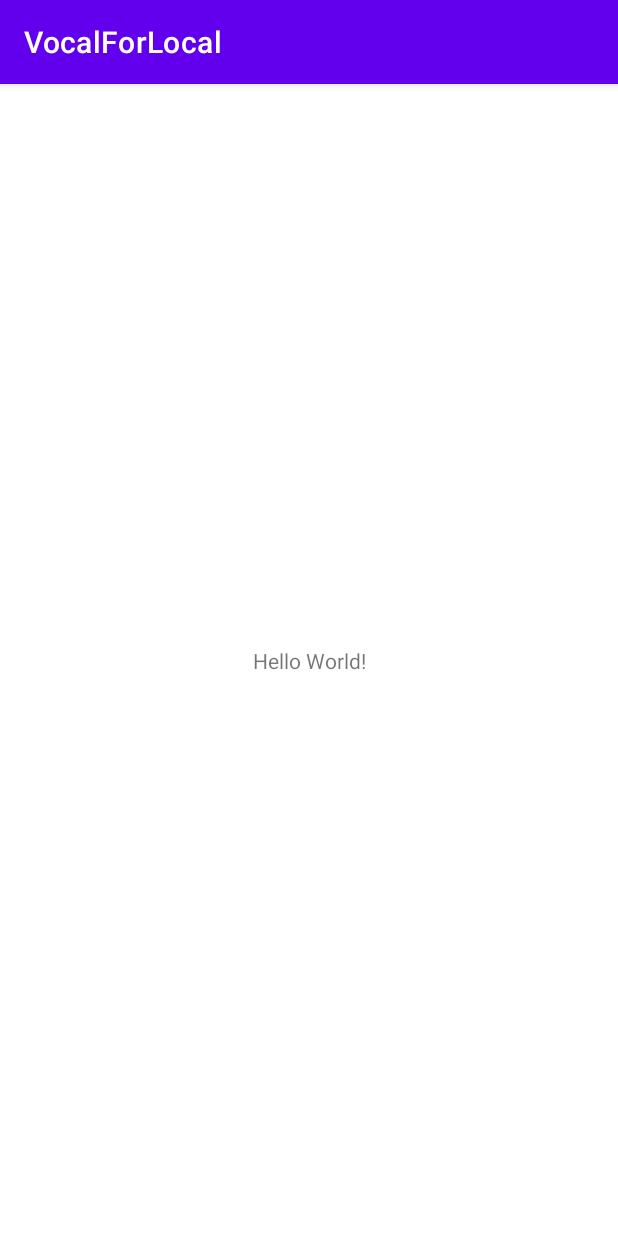
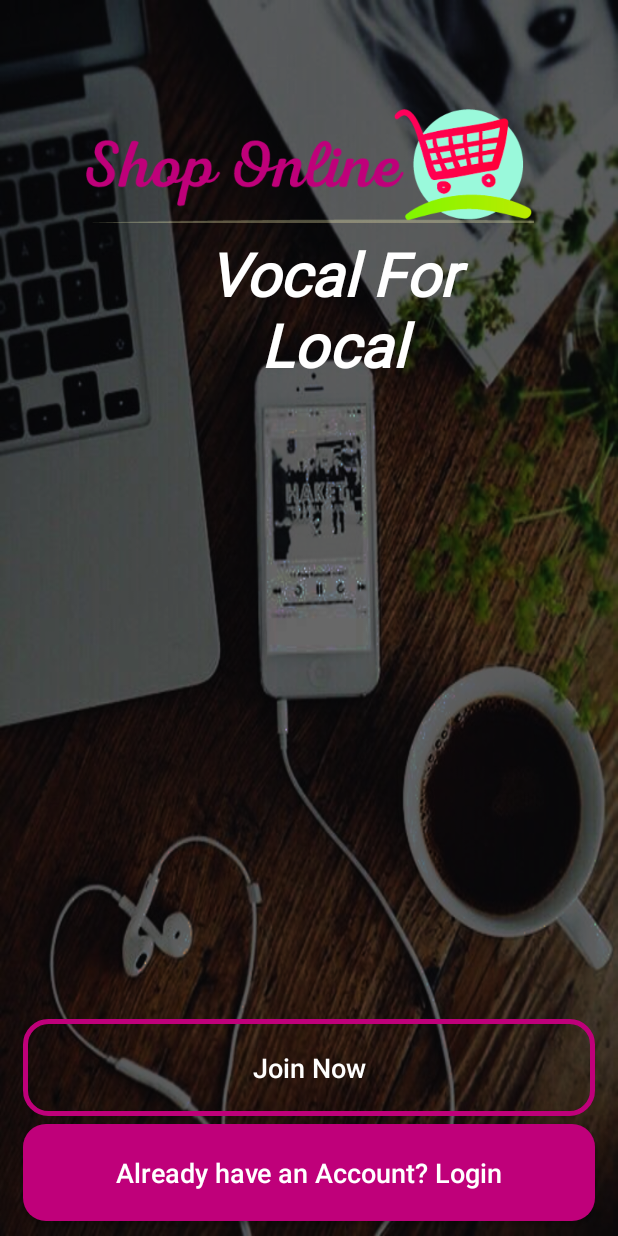
Before and after one commit to Debasis56/VocalForLocalAndroidApp, an Android app: the screen it shows after launch (MainActivity), on a phone screen of 412 x 824 dp. Run offline under Robolectric (Android 15) with nearby library versions, the phone set to English and light mode, and no system bars.

Commit message:
Login Screens Added

```diff
--- a/app/src/main/AndroidManifest.xml
+++ b/app/src/main/AndroidManifest.xml
@@ -10,6 +10,9 @@
         android:supportsRtl="true"
         android:theme="@style/Theme.VocalForLocal">
         <activity
+            android:name=".LoginActivity"
+            android:exported="false" />
+        <activity
             android:name=".MainActivity"
             android:exported="true">
             <intent-filter>
--- a/app/src/main/java/com/example/android/vocalforlocal/MainActivity.java
+++ b/app/src/main/java/com/example/android/vocalforlocal/MainActivity.java
@@ -2,13 +2,28 @@ package com.example.android.vocalforlocal;
 
 import androidx.appcompat.app.AppCompatActivity;
 
+import android.content.Intent;
 import android.os.Bundle;
+import android.view.View;
+import android.widget.Button;
 
 public class MainActivity extends AppCompatActivity {
+
+    private Button joinNowButton, loginButton;
 
     @Override
     protected void onCreate(Bundle savedInstanceState) {
         super.onCreate(savedInstanceState);
         setContentView(R.layout.activity_main);
+        joinNowButton = (Button) findViewById(R.id.main_join_now_btn);
+        loginButton = (Button) findViewById(R.id.main_login_btn);
+
+        loginButton.setOnClickListener(new View.OnClickListener() {
+            @Override
+            public void onClick(View v) {
+                Intent intent = new Intent(MainActivity.this, LoginActivity.class);
+                startActivity(intent);
+            }
+        });
     }
 }
--- /dev/null
+++ b/app/src/main/res/drawable/buttons.xml
@@ -0,0 +1,10 @@
+<?xml version="1.0" encoding="utf-8"?>
+<shape xmlns:android="http://schemas.android.com/apk/res/android">
+    <solid
+        android:color="@color/colorPrimaryDark">
+
+    </solid>
+    <corners
+        android:radius="15dp"></corners>
+
+</shape>
--- /dev/null
+++ b/app/src/main/res/drawable/input_design.xml
@@ -0,0 +1,9 @@
+<?xml version="1.0" encoding="utf-8"?>
+<shape xmlns:android="http://schemas.android.com/apk/res/android">
+<stroke
+    android:color="@color/colorPrimaryDark"
+    android:width="3dp"
+    >
+</stroke>
+    <corners android:radius="15dp"></corners>
+</shape>
--- /dev/null
+++ b/app/src/main/res/font/nexa.xml
@@ -0,0 +1,8 @@
+<?xml version="1.0" encoding="utf-8"?>
+<font-family xmlns:android="http://schemas.android.com/apk/res/android">
+    <font
+        android:fontStyle="normal"
+        android:fontWeight="400"
+        android:font="@font/nexatrialblack" />
+
+</font-family>
--- a/app/src/main/res/layout/activity_main.xml
+++ b/app/src/main/res/layout/activity_main.xml
@@ -1,18 +1,64 @@
 <?xml version="1.0" encoding="utf-8"?>
-<androidx.constraintlayout.widget.ConstraintLayout xmlns:android="http://schemas.android.com/apk/res/android"
+<RelativeLayout xmlns:android="http://schemas.android.com/apk/res/android"
     xmlns:app="http://schemas.android.com/apk/res-auto"
     xmlns:tools="http://schemas.android.com/tools"
     android:layout_width="match_parent"
     android:layout_height="match_parent"
+    android:background="@drawable/welcome"
     tools:context=".MainActivity">
+    <ImageView
+        android:layout_width="300dp"
+        android:layout_height="100dp"
+        android:id="@+id/app_logo"
+        android:layout_centerHorizontal="true"
+        android:layout_marginTop="60dp"
+        android:src="@drawable/applogo"
+        />
 
     <TextView
-        android:layout_width="wrap_content"
+        android:id="@+id/app_slogan"
+        android:layout_width="220dp"
         android:layout_height="wrap_content"
-        android:text="Hello World!"
-        app:layout_constraintBottom_toBottomOf="parent"
-        app:layout_constraintLeft_toLeftOf="parent"
-        app:layout_constraintRight_toRightOf="parent"
-        app:layout_constraintTop_toTopOf="parent" />
+        android:layout_alignParentTop="true"
+        android:layout_alignParentEnd="true"
+        android:layout_marginTop="155dp"
+        android:layout_marginEnd="80dp"
+        android:fontFamily="@font/nexa"
+        android:text="Vocal For Local"
+        android:textAlignment="center"
+        android:textColor="@color/white"
+        android:textSize="40sp"
+        android:textStyle="bold|italic" />
+    <Button
+        android:id="@+id/main_login_btn"
+        android:layout_alignParentBottom="true"
+        android:layout_alignParentStart="true"
+        android:layout_marginBottom="10dp"
+        android:layout_marginLeft="15dp"
+        android:layout_marginRight="15dp"
+        android:background="@drawable/buttons"
+        android:padding="20dp"
+        android:textAllCaps="false"
+        android:textSize="18sp"
+        android:text="Already have an Account? Login"
+        android:textColor="@color/white"
+        android:layout_width="match_parent"
+        android:layout_height="wrap_content"/>
+    <Button
+        android:id="@+id/main_join_now_btn"
+        android:layout_above="@+id/main_login_btn"
+        android:layout_marginBottom="5dp"
+        android:layout_marginLeft="15dp"
+        android:layout_marginRight="15dp"
+        android:background="@drawable/input_design"
+        android:padding="20dp"
+        android:textAllCaps="false"
+        android:textSize="18sp"
+        android:text="Join Now"
+        android:textColor="@color/white"
+        android:layout_width="match_parent"
+        android:layout_height="wrap_content"/>
 
-</androidx.constraintlayout.widget.ConstraintLayout>
+
+
+</RelativeLayout>
--- a/app/src/main/res/values/colors.xml
+++ b/app/src/main/res/values/colors.xml
@@ -7,4 +7,7 @@
     <color name="teal_700">#FF018786</color>
     <color name="black">#FF000000</color>
     <color name="white">#FFFFFFFF</color>
+    <color name="colorPrimary">#BF007A</color>
+    <color name="colorPrimaryDark">#BF007A</color>
+    <color name="colorAccent">#FF4081</color>
 </resources>
--- a/app/src/main/res/values/themes.xml
+++ b/app/src/main/res/values/themes.xml
@@ -1,9 +1,10 @@
 <resources xmlns:tools="http://schemas.android.com/tools">
     <!-- Base application theme. -->
-    <style name="Theme.VocalForLocal" parent="Theme.MaterialComponents.DayNight.DarkActionBar">
+    <style name="Theme.VocalForLocal" parent="Theme.AppCompat.DayNight.NoActionBar">
         <!-- Primary brand color. -->
-        <item name="colorPrimary">@color/purple_500</item>
-        <item name="colorPrimaryVariant">@color/purple_700</item>
+        <item name="colorPrimary">@color/colorPrimary</item>
+        <item name="colorPrimaryVariant">@color/colorPrimaryDark</item>
+        <item name="colorAccent">@color/colorAccent</item>
         <item name="colorOnPrimary">@color/white</item>
         <!-- Secondary brand color. -->
         <item name="colorSecondary">@color/teal_200</item>
--- a/build.gradle
+++ b/build.gradle
@@ -6,6 +6,7 @@ buildscript {
     }
     dependencies {
         classpath "com.android.tools.build:gradle:7.0.4"
+        classpath 'com.google.gms:google-services:4.3.10'
 
         // NOTE: Do not place your application dependencies here; they belong
         // in the individual module build.gradle files
```
Also changed, not shown: app/build.gradle (+6 -1 lines), app/src/main/java/com/example/android/vocalforlocal/LoginActivity.java (added, +15 -0 lines), app/src/main/res/layout/activity_login.xml (added, +134 -0 lines), app/src/main/res/drawable/applogo.png (added), app/src/main/res/drawable/welcome.png (added), 3 other files.
